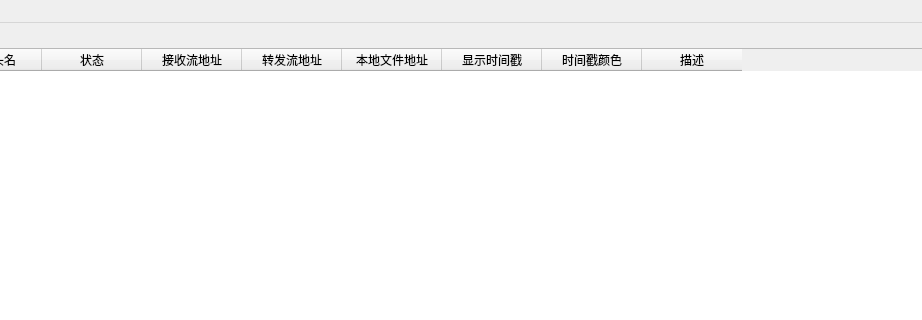
First picture: the form in mainui.ui, repository 1324151534/RTSP-Reposter, before the edit; both pictures show x 84 to 1006 and y 0 to 320 of the 1280 by 720 pixel window.
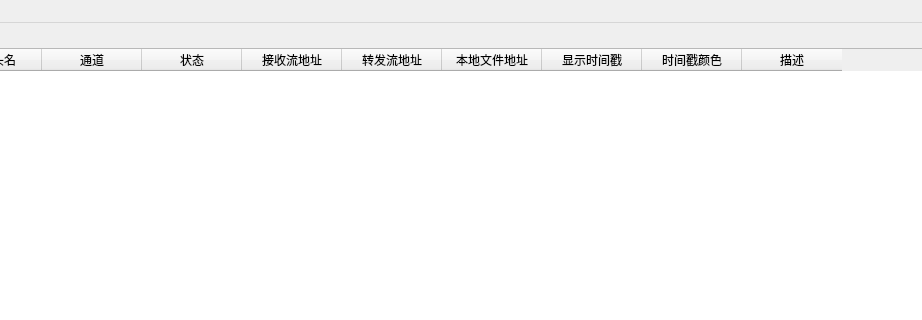
Second picture: the form after the edit.

```diff
--- a/mainui.ui
+++ b/mainui.ui
@@ -41,13 +41,18 @@
          <number>0</number>
         </property>
         <property name="columnCount">
-         <number>8</number>
+         <number>9</number>
         </property>
         <column>
          <property name="text">
           <string>摄像头名</string>
          </property>
         </column>
+        <column>
+         <property name="text">
+          <string>通道</string>
+         </property>
+        </column>
         <column>
          <property name="text">
           <string>状态</string>
```
